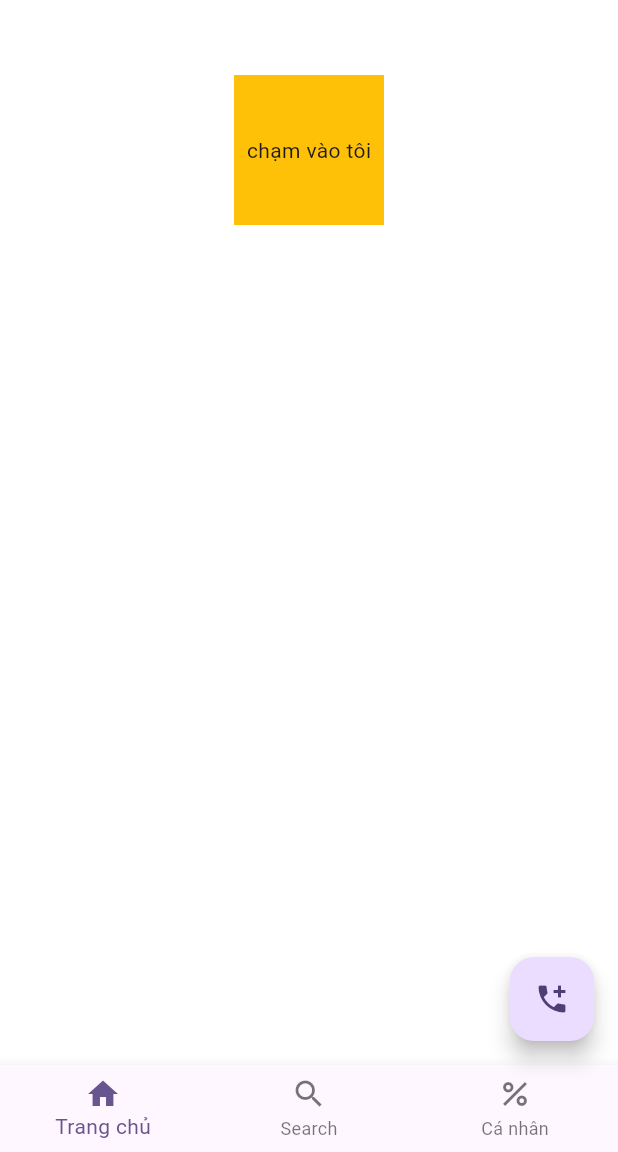
After one commit to Do2304/learn-Flutter-titv, a Flutter app: the screen it shows after launch, on a phone screen of 412 x 824 dp, the part 84-1236 px from its top. The commit adds this screen. Run offline on Flutter 3.47's test engine with Material 3 defaults, Android fonts, the phone set to English and light mode, and no system bars.

Commit message:
learn gestureDetector

```diff
--- a/lib/main.dart
+++ b/lib/main.dart
@@ -6,6 +6,7 @@ import 'myContainer.dart';
 import 'myColumnAndRow.dart';
 import 'myButton.dart';
 import 'myButton_2.dart';
+import 'myGestures.dart';
 
 void main() {
   runApp(const MyApp());
@@ -22,7 +23,7 @@ class MyApp extends StatelessWidget {
       theme: ThemeData(
         colorScheme: ColorScheme.fromSeed(seedColor: Colors.deepPurple),
       ),
-      home: myButton_2(),
+      home: myGestures(),
     );
   }
 }
--- /dev/null
+++ b/lib/myGestures.dart
@@ -0,0 +1,74 @@
+import 'package:flutter/material.dart';
+
+class myGestures extends StatelessWidget {
+  const myGestures({super.key});
+
+  @override
+  Widget build(BuildContext context) {
+    return Scaffold(
+      appBar: AppBar(
+        title: Text("learn flutter"),
+        backgroundColor: Colors.blue,
+        elevation: 4,
+        actions: [
+          IconButton(
+            onPressed: () {
+              print("b1");
+            },
+            icon: Icon(Icons.search),
+          ),
+          IconButton(
+            onPressed: () {
+              print("b2");
+            },
+            icon: Icon(Icons.abc),
+          ),
+          IconButton(
+            onPressed: () {
+              print("b3");
+            },
+            icon: Icon(Icons.more_vert_outlined),
+          ),
+        ],
+      ),
+      backgroundColor: Colors.white,
+      body: Center(
+        child: Column(
+          children: [
+            SizedBox(height: 50),
+            //learn gestureDetector - bắt sự kiện
+            GestureDetector(
+              onTap: () {
+                print("Nội dung được Tap");
+              },
+              onDoubleTap: () {
+                print("Nội dung được Tap 2 lần");
+              },
+              onPanUpdate: (details) => {print("di chuyển: ${details.delta}")},
+              child: Container(
+                width: 100,
+                height: 100,
+                color: Colors.amber,
+                child: Center(child: Text("chạm vào tôi")),
+              ),
+            ),
+          ],
+        ),
+      ),
+
+      floatingActionButton: FloatingActionButton(
+        onPressed: () {
+          print("Pressed");
+        },
+        child: const Icon(Icons.add_ic_call),
+      ),
+      bottomNavigationBar: BottomNavigationBar(
+        items: [
+          BottomNavigationBarItem(icon: Icon(Icons.home), label: "Trang chủ"),
+          BottomNavigationBarItem(icon: Icon(Icons.search), label: "Search"),
+          BottomNavigationBarItem(icon: Icon(Icons.percent), label: "Cá nhân"),
+        ],
+      ),
+    );
+  }
+}
```
